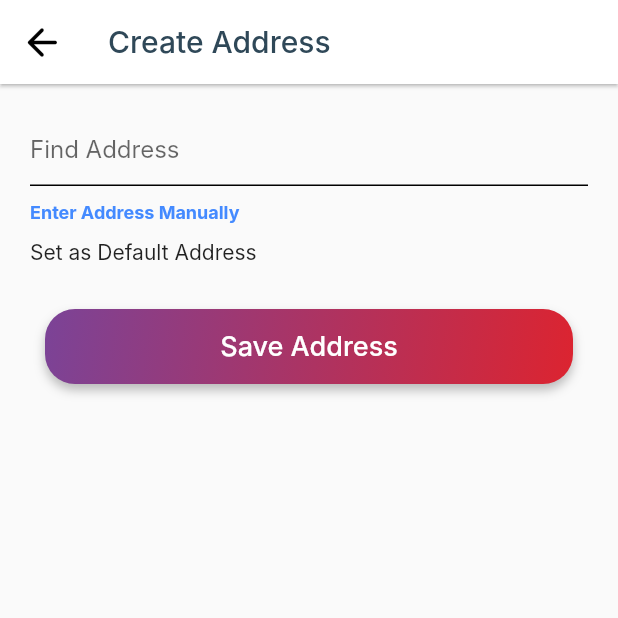
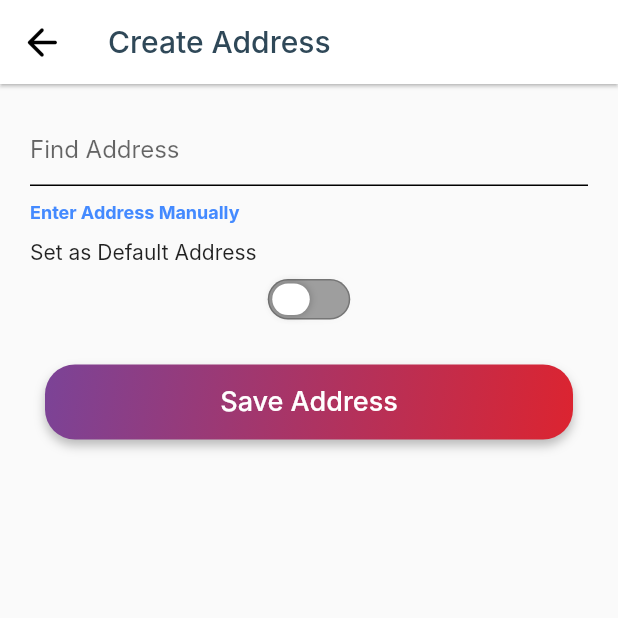
Before and after one commit to VaineStudios/address_book_flutter, a Flutter app: the screen it shows after launch, on a phone screen of 412 x 824 dp, the top half of it. Run offline on Flutter 3.47's test engine with Material 2 defaults, Android fonts, the phone set to English and light mode, and no system bars; missing offline and left inert: dart:ffi; Roboto replaces fonts that are missing (Inter).

Commit message:
created a toggleSwitch to represent on and off state

```diff
--- a/lib/src/features/addresses/screens/add_address.dart
+++ b/lib/src/features/addresses/screens/add_address.dart
@@ -2,7 +2,7 @@ import 'package:address_book/src/shared/shared.dart';
 import 'package:address_book/src/utilities/palette.dart';
 import 'package:flutter/material.dart';
 
-import '../models/models.dart';
+import 'package:address_book/src/features/addresses/models/models.dart';
 
 
 class AddAddress extends StatefulWidget {
@@ -66,6 +66,8 @@ class _AddAddressState extends State<AddAddress> {
               ...showManualAddressFields(),
               SizedBox(height: 10),
               Align(alignment:Alignment.centerLeft, child: Text("Set as Default Address ")),
+              SizedBox(height:10),
+              ToggleSwitch(),
               SizedBox(height: 20),
 
               RoundedButtonWidget(buttonText: "Save Address", width: double.infinity, onpressed: (){})
@@ -141,6 +143,7 @@ class _AddAddressState extends State<AddAddress> {
 
           ),
         ),
+
         SizedBox(height:10),
 
         DropdownButtonFormField(
--- a/lib/src/shared/shared.dart
+++ b/lib/src/shared/shared.dart
@@ -1 +1,2 @@
 export 'rounded_button.dart';
+export'toggle_switch.dart';
--- /dev/null
+++ b/lib/src/shared/toggle_switch.dart
@@ -0,0 +1,53 @@
+import 'package:flutter/material.dart';
+
+
+class ToggleSwitch extends StatefulWidget{
+  bool toggleState;
+  ToggleSwitch({Key? key, this.toggleState = false}): super(key: key);
+
+  @override
+  State<ToggleSwitch> createState() => _ToggleSwitch();
+
+
+}
+
+class _ToggleSwitch extends State<ToggleSwitch>{
+
+  @override
+  Widget build(BuildContext context) {
+    // TODO: implement build
+    return GestureDetector(
+      onTap:(){
+        setState(() {
+          widget.toggleState = !widget.toggleState;
+        });
+      },
+      child: AnimatedContainer(
+        constraints: const BoxConstraints.expand(width:55, height:27),
+        padding: const EdgeInsets.all(2),
+        decoration: BoxDecoration(
+          color: widget.toggleState? Colors.green : Colors.grey,
+          border: Border.all(width: 1, color: Colors.black26),
+          borderRadius: const BorderRadius.all(Radius.circular(50)),
+            boxShadow:  const [BoxShadow(color:Colors.black87, blurRadius:10 , spreadRadius: -12)]
+
+        ),
+          duration: const Duration(milliseconds: 300),
+          child: AnimatedAlign(
+            alignment: widget.toggleState ?  Alignment.centerRight: Alignment.centerLeft,
+            duration: const Duration(milliseconds: 300),
+            child: Container(
+              width:25,
+              height:25,
+              decoration: const BoxDecoration(
+                color: Colors.white, borderRadius: BorderRadius.all(Radius.circular(50),),
+                boxShadow:  [BoxShadow(color:Colors.black26, blurRadius: 4)]
+
+
+              ),
+            ),
+          )
+      ),
+    );
+  }
+}
```
